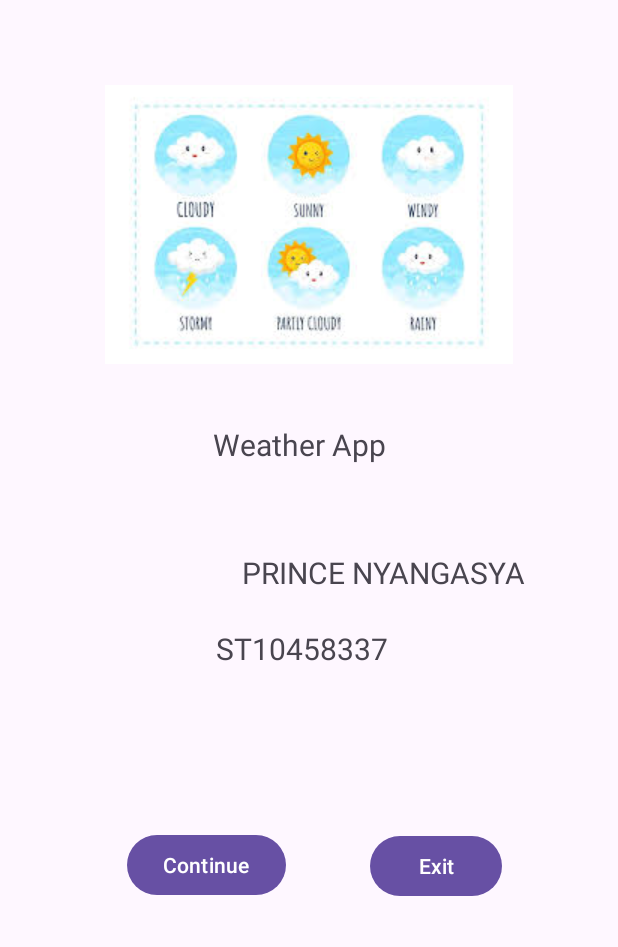
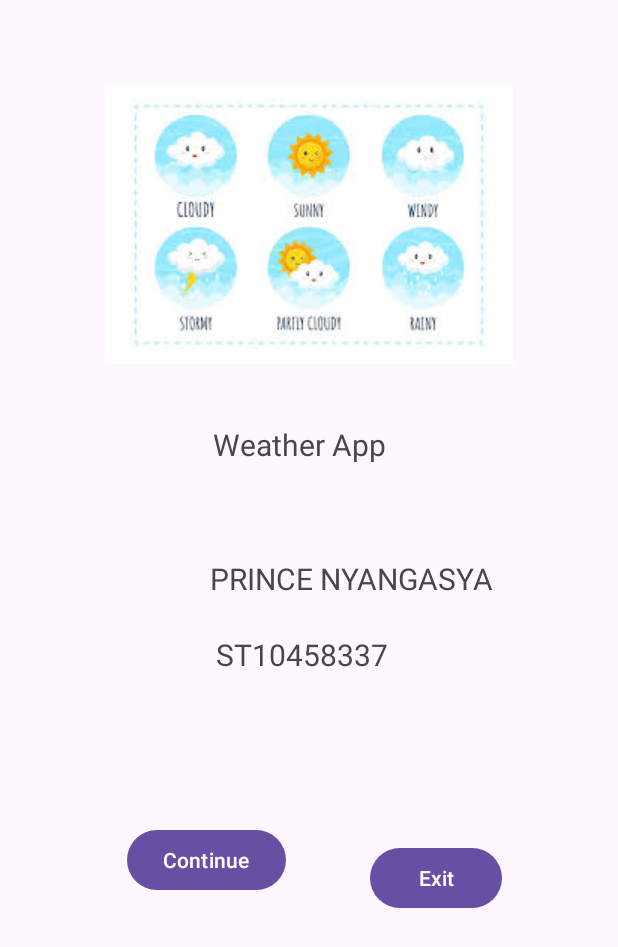
Before and after one commit to ST10458337/ST10458337_IMAD5112_PRACTICUM, an Android app: the screen it shows after launch (MainActivity), after a tap on "Continue", on a phone screen of 412 x 824 dp. Shown: the top 947 px of the screen. Run offline under Robolectric (Android 15) with nearby library versions, the phone set to English and light mode, and no system bars.

Commit message:
final commit

```diff
--- a/app/src/main/java/com/example/st10458337_imad5112_practicum/MainActivity.kt
+++ b/app/src/main/java/com/example/st10458337_imad5112_practicum/MainActivity.kt
@@ -11,12 +11,12 @@ class MainActivity : AppCompatActivity() {
         super.onCreate(savedInstanceState)
         setContentView(R.layout.activity_main)
 
-        val getStarted = findViewById<Button>(R.id.btnSplashContinue)
+        val getStarted = findViewById<Button>(R.id.btnSplashContinue) // Declaring a variable for the continue button
         val closeSplash = findViewById<Button>(R.id.btnSplashExit)
 
         getStarted.setOnClickListener {
             val nextPage1 = Intent(this, MainScreen::class.java)
-            startActivity(nextPage1)
+            startActivity(nextPage1) // on click event the user will be transitioned to the main screen
         }
         closeSplash.setOnClickListener {
             exitProcess(0)
--- a/app/src/main/res/layout/activity_main.xml
+++ b/app/src/main/res/layout/activity_main.xml
@@ -10,7 +10,7 @@
         android:id="@+id/textView"
         android:layout_width="wrap_content"
         android:layout_height="wrap_content"
-        android:layout_marginStart="161dp"
+        android:layout_marginStart="140dp"
         android:layout_marginTop="100dp"
         android:layout_marginEnd="117dp"
         android:text="PRINCE NYANGASYA"
@@ -54,7 +54,6 @@
         android:layout_width="wrap_content"
         android:layout_height="wrap_content"
         android:layout_marginStart="98dp"
-        android:layout_marginTop="7dp"
         android:layout_marginEnd="28dp"
         android:layout_marginBottom="265dp"
         android:text="Continue"
@@ -68,7 +67,7 @@
         android:layout_width="wrap_content"
         android:layout_height="wrap_content"
         android:layout_marginStart="28dp"
-        android:layout_marginTop="153dp"
+        android:layout_marginTop="165dp"
         android:layout_marginEnd="91dp"
         android:layout_marginBottom="218dp"
         android:text="Exit"
--- a/app/src/main/res/layout/detailview.xml
+++ b/app/src/main/res/layout/detailview.xml
@@ -2,13 +2,13 @@
 <androidx.constraintlayout.widget.ConstraintLayout xmlns:android="http://schemas.android.com/apk/res/android"
     xmlns:tools="http://schemas.android.com/tools"
     android:layout_width="match_parent"
-    android:layout_height="match_parent">
+    android:layout_height="match_parent"
+    android:background="@drawable/mainscreen">
 
     <TextView
-        android:id="@+id/textView4"
+        android:id="@+id/txtDetails"
         android:layout_width="227dp"
         android:layout_height="327dp"
-        android:text="TextView"
         tools:layout_editor_absoluteX="92dp"
         tools:layout_editor_absoluteY="162dp" />
 
```
Also changed, not shown: app/src/main/java/com/example/st10458337_imad5112_practicum/DetailView.kt (+9 -0 lines), app/src/main/java/com/example/st10458337_imad5112_practicum/MainScreen.kt (+4 -4 lines).
